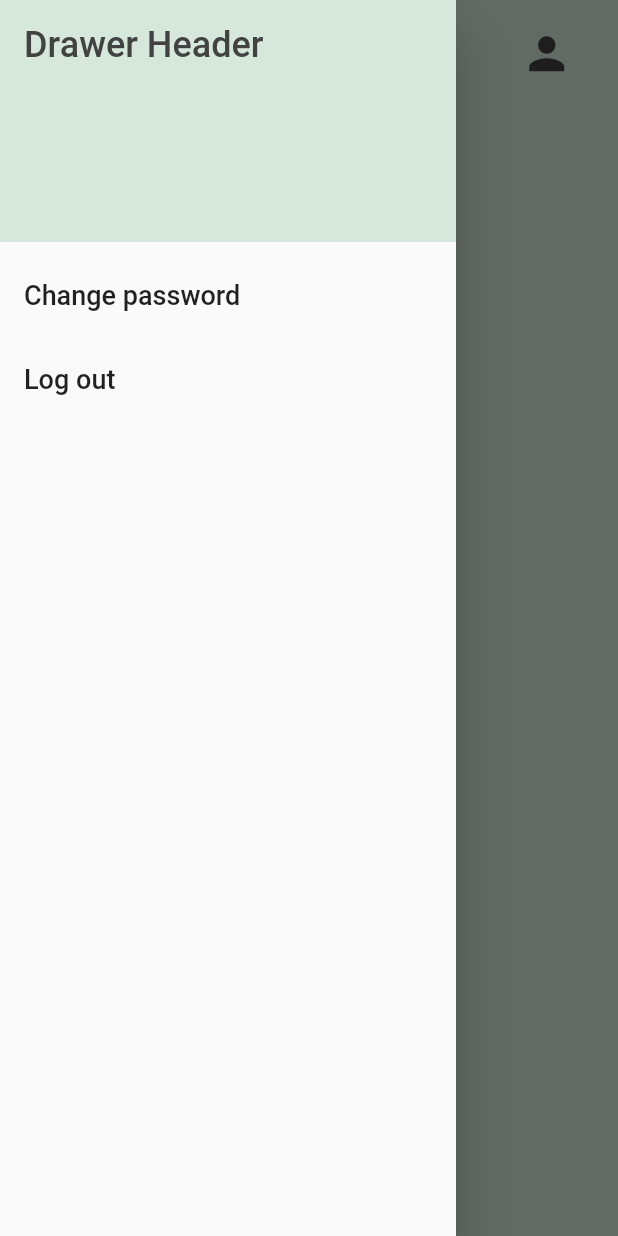
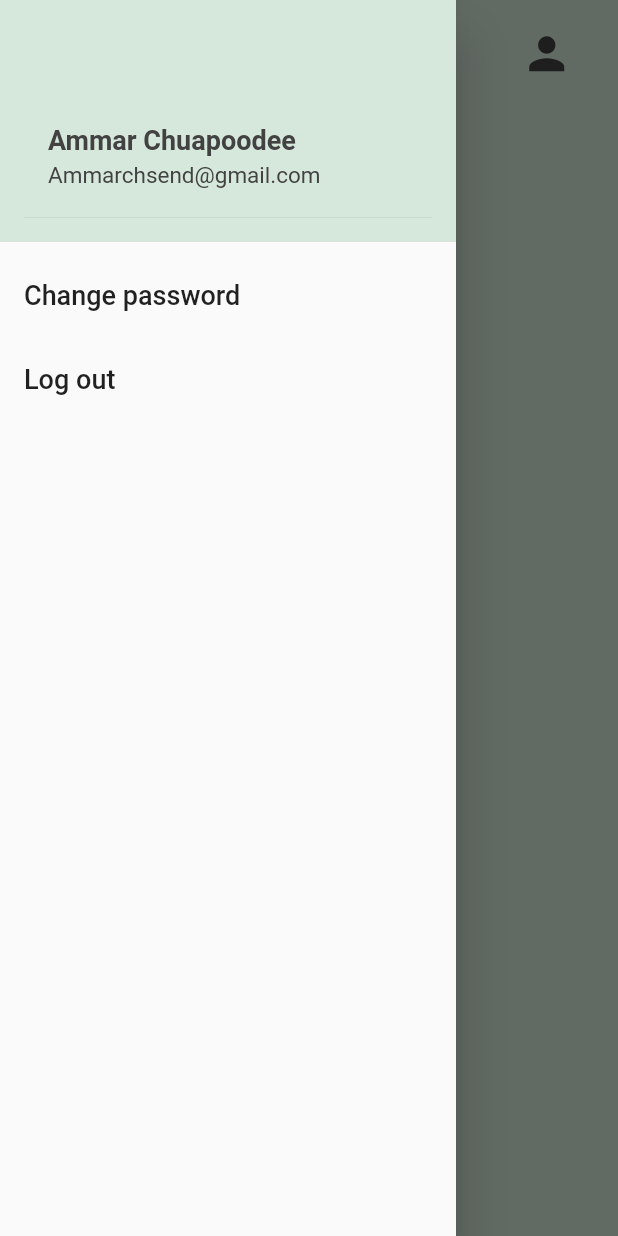
Before and after one commit to mmarchu/Earthworms-SmartFarm, a Flutter app: the homepage screen opened directly, with the side drawer open, on a phone screen of 412 x 824 dp. Run offline on Flutter 3.47's test engine with Material 2 defaults, Android fonts, the phone set to English and light mode, and no system bars.

Commit message:
อะไรมั่งวะ 🤣
LogoApp
Status bar color
Navigation Drawer ส่วนชื่อผู้ใช้

```diff
--- a/earthworms/lib/MainFunc/homepage.dart
+++ b/earthworms/lib/MainFunc/homepage.dart
@@ -1,14 +1,21 @@
 import 'package:earthworms/FirstP/login_page.dart';
 import 'package:earthworms/MainFunc/profilepage.dart';
 import 'package:flutter/material.dart';
+import 'package:flutter/services.dart';
 
 class homepage extends StatelessWidget {
   homepage({super.key});
 
+  String NameDD = 'Ammar Chuapoodee';
+  String EmailDD = 'Ammarchsend@gmail.com';
+
   final GlobalKey<ScaffoldState> _scaffoldKey = GlobalKey<ScaffoldState>();
+
   @override
   Widget build(BuildContext context) {
-    return Scaffold(
+    return  AnnotatedRegion<SystemUiOverlayStyle>(
+      value: SystemUiOverlayStyle.dark,
+      child: Scaffold(
       key: _scaffoldKey,
       backgroundColor: const Color.fromRGBO(214, 232, 219, 1),
 
@@ -21,14 +28,24 @@ class homepage extends StatelessWidget {
                 decoration: const BoxDecoration(
                   color: Color.fromRGBO(214, 232, 219, 1),
                 ),
-              child: Text(
-                'Drawer Header',
+                child: UserAccountsDrawerHeader(
+                  decoration: const BoxDecoration(
+                      color: Color.fromRGBO(214, 232, 219, 1)),
+                  // Name Header
+                  accountName: Text(
+                    NameDD,
                     style: TextStyle(
+                      fontSize: 18,
+                      fontWeight: FontWeight.bold,
                       color: Colors.grey[800],
-                  fontSize: 24,
                     ),
                   ),
+                  // Email Header
+                  accountEmail: Text(
+                    EmailDD,
+                    style: TextStyle(fontSize: 15, color: Colors.grey[800]),
                   ),
+                )),
             ListTile(
               title: const Text(
                 'Change password',
@@ -94,6 +111,6 @@ class homepage extends StatelessWidget {
           Text('Welcome Back')
         ],
       )),
-    );
+    ));
   }
 }
```
Also changed, not shown: earthworms/lib/FirstP/login_page.dart (+7 -4 lines), earthworms/lib/FirstP/regis_page.dart (+7 -2 lines), earthworms/lib/MainFunc/profilepage.dart (+6 -4 lines), earthworms/lib/components/login_button.dart (deleted, +0 -32 lines), earthworms/lib/components/my_textfield.dart (deleted, +0 -39 lines), earthworms/lib/components/regis_button.dart (deleted, +0 -27 lines), earthworms/pubspec.yaml (+11 -8 lines), earthworms/images/EarthwormLogo.jpg (added), earthworms/images/cover-pic.jpeg (added), earthworms/images/more.png (deleted), earthworms/images/user.png (deleted), earthworms/pubspec.lock, 29 other files. Lines whose indentation alone changed are shown as unchanged.
